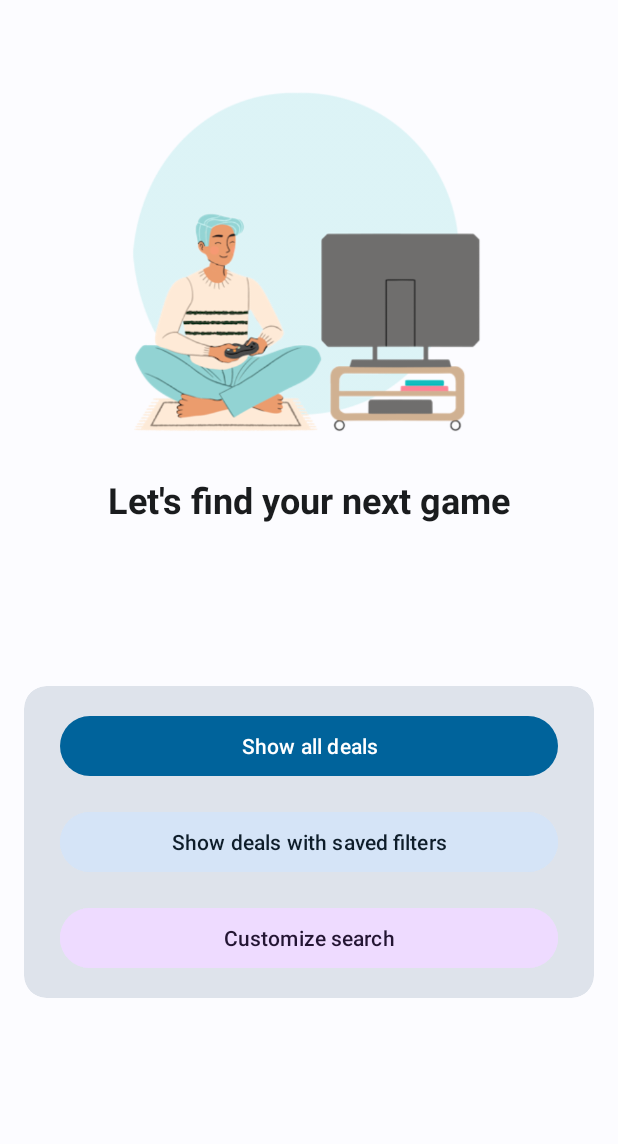
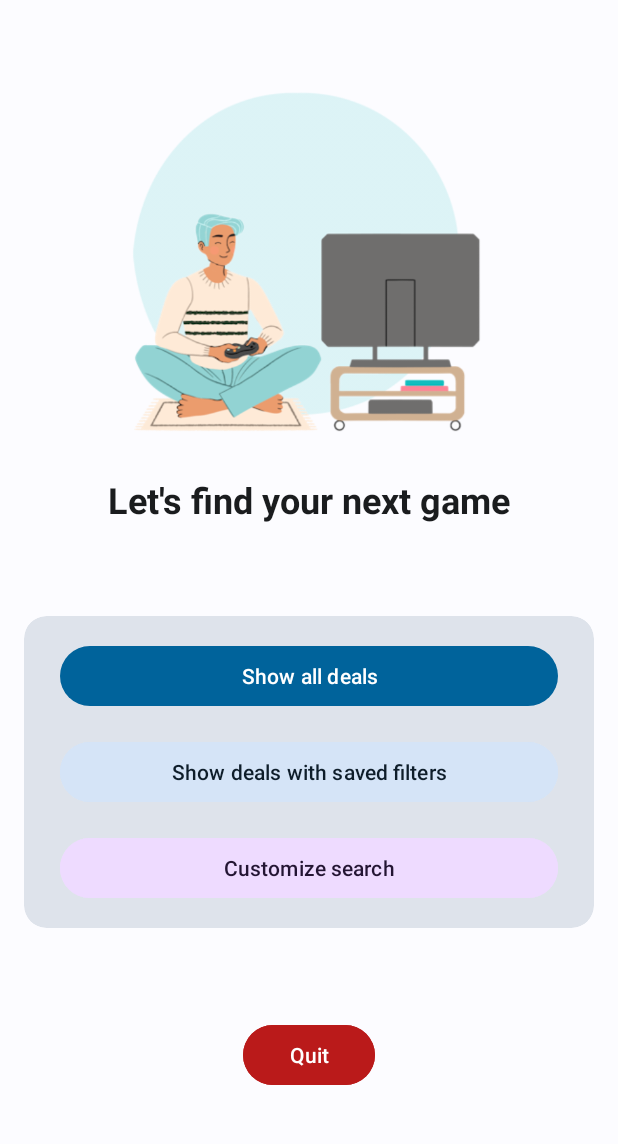
Before and after one commit to Didiloy/PromoHub, an Android app: the screen it shows after launch (MainActivity), on a phone screen of 412 x 824 dp, the part 77-1221 px from its top. Run offline under Robolectric (Android 15) with nearby library versions, the phone set to English and light mode, and no system bars.

Commit message:
Added button quit on home activity

```diff
--- a/app/src/main/java/com/github/didiloy/promohub/MainActivity.java
+++ b/app/src/main/java/com/github/didiloy/promohub/MainActivity.java
@@ -1,6 +1,8 @@
 package com.github.didiloy.promohub;
 
 import android.os.Bundle;
+import android.view.View;
+import android.widget.Button;
 
 import androidx.activity.EdgeToEdge;
 import androidx.appcompat.app.AppCompatActivity;
@@ -9,6 +11,8 @@ import androidx.core.view.ViewCompat;
 import androidx.core.view.WindowInsetsCompat;
 
 public class MainActivity extends AppCompatActivity {
+
+    Button button_quit;
 
     @Override
     protected void onCreate(Bundle savedInstanceState) {
@@ -20,5 +24,10 @@ public class MainActivity extends AppCompatActivity {
             v.setPadding(systemBars.left, systemBars.top, systemBars.right, systemBars.bottom);
             return insets;
         });
+        button_quit = findViewById(R.id.button_quit);
+    }
+
+    public void onButtonQuitClick(View view) {
+        finish();
     }
 }
--- a/app/src/main/res/layout-land/activity_main.xml
+++ b/app/src/main/res/layout-land/activity_main.xml
@@ -77,6 +77,7 @@
                 app:layout_constraintTop_toBottomOf="@+id/imageView" />
 
             <androidx.cardview.widget.CardView
+                android:id="@+id/cardView"
                 android:layout_width="0dp"
                 android:layout_height="wrap_content"
                 android:layout_marginStart="16dp"
@@ -87,7 +88,7 @@
                 app:cardBackgroundColor="?attr/colorSurfaceVariant"
                 app:cardCornerRadius="15dp"
                 app:cardElevation="0dp"
-                app:layout_constraintBottom_toBottomOf="parent"
+                app:layout_constraintBottom_toTopOf="@+id/button_quit"
                 app:layout_constraintEnd_toEndOf="parent"
                 app:layout_constraintStart_toStartOf="parent"
                 app:layout_constraintTop_toBottomOf="@+id/textView">
@@ -140,6 +141,19 @@
                         app:layout_constraintTop_toBottomOf="@+id/button_show_deals_with_saved_filters" />
                 </androidx.constraintlayout.widget.ConstraintLayout>
             </androidx.cardview.widget.CardView>
+
+            <Button
+                android:id="@+id/button_quit"
+                android:layout_width="wrap_content"
+                android:layout_height="wrap_content"
+                android:backgroundTint="?attr/colorError"
+                android:onClick="onButtonQuitClick"
+                android:text="@string/button_quit"
+                android:textColor="?attr/colorOnError"
+                app:layout_constraintBottom_toBottomOf="parent"
+                app:layout_constraintEnd_toEndOf="parent"
+                app:layout_constraintStart_toStartOf="parent"
+                app:layout_constraintTop_toBottomOf="@+id/cardView" />
         </androidx.constraintlayout.widget.ConstraintLayout>
     </ScrollView>
 
--- a/app/src/main/res/layout/activity_main.xml
+++ b/app/src/main/res/layout/activity_main.xml
@@ -69,6 +69,7 @@
         app:layout_constraintTop_toBottomOf="@+id/imageView" />
 
     <androidx.cardview.widget.CardView
+        android:id="@+id/cardView"
         android:layout_width="0dp"
         android:layout_height="wrap_content"
         android:layout_marginStart="16dp"
@@ -79,7 +80,7 @@
         app:cardBackgroundColor="?attr/colorSurfaceVariant"
         app:cardCornerRadius="15dp"
         app:cardElevation="0dp"
-        app:layout_constraintBottom_toBottomOf="parent"
+        app:layout_constraintBottom_toTopOf="@+id/button_quit"
         app:layout_constraintEnd_toEndOf="parent"
         app:layout_constraintStart_toStartOf="parent"
         app:layout_constraintTop_toBottomOf="@+id/textView">
@@ -108,9 +109,9 @@
                 android:layout_marginStart="24dp"
                 android:layout_marginTop="16dp"
                 android:layout_marginEnd="24dp"
-                android:textColor="?attr/colorOnSecondaryContainer"
                 android:backgroundTint="?attr/colorSecondaryContainer"
                 android:text="@string/show_deals_with_saved_filters"
+                android:textColor="?attr/colorOnSecondaryContainer"
                 app:layout_constraintEnd_toEndOf="parent"
                 app:layout_constraintStart_toStartOf="parent"
                 app:layout_constraintTop_toBottomOf="@+id/button_show_all_deals" />
@@ -133,5 +134,17 @@
         </androidx.constraintlayout.widget.ConstraintLayout>
     </androidx.cardview.widget.CardView>
 
+    <Button
+        android:id="@+id/button_quit"
+        android:layout_width="wrap_content"
+        android:layout_height="wrap_content"
+        android:backgroundTint="?attr/colorError"
+        android:onClick="onButtonQuitClick"
+        android:text="@string/button_quit"
+        android:textColor="?attr/colorOnError"
+        app:layout_constraintBottom_toBottomOf="parent"
+        app:layout_constraintEnd_toEndOf="parent"
+        app:layout_constraintStart_toStartOf="parent"
+        app:layout_constraintTop_toBottomOf="@+id/cardView" />
 
 </androidx.constraintlayout.widget.ConstraintLayout>
--- a/app/src/main/res/values/strings.xml
+++ b/app/src/main/res/values/strings.xml
@@ -6,4 +6,5 @@
     <string name="let_s_find_your_next_game">Let\'s find your next game</string>
     <string name="show_deals_with_saved_filters">Show deals with saved filters</string>
     <string name="button_parameter_speakable_text">parameters</string>
+    <string name="button_quit">Quit</string>
 </resources>
```
Also changed, not shown: 1 other file.
